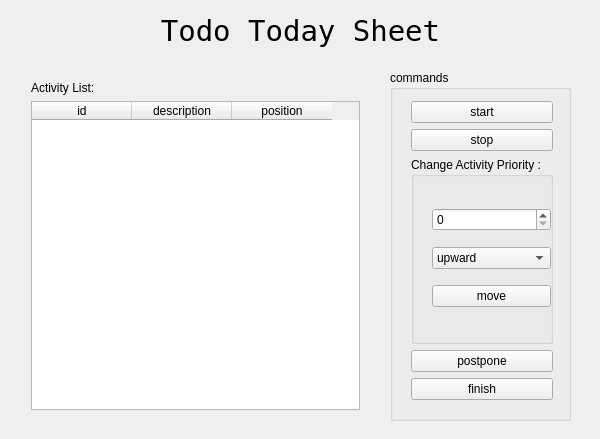
Qt form src/qt/gui_todotodaysheet.ui (dgraziotin/Pomotux) before a commit.
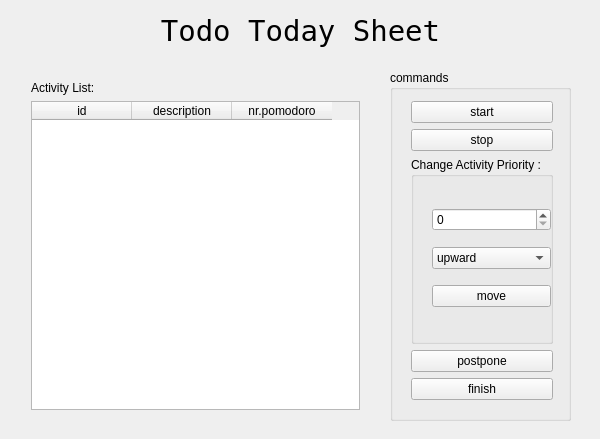
The same form after that commit.

Commit message: some tweaks to tts gui and exception class doxygen... Long Break alert inserted too

What changed in the file:
```diff
--- a/src/qt/gui_todotodaysheet.ui
+++ b/src/qt/gui_todotodaysheet.ui
@@ -45,7 +45,7 @@
        </column>
        <column>
         <property name="text">
-         <string>position</string>
+         <string>nr.pomodoro</string>
         </property>
        </column>
       </widget>
```
The commit also changes 4 other files.
